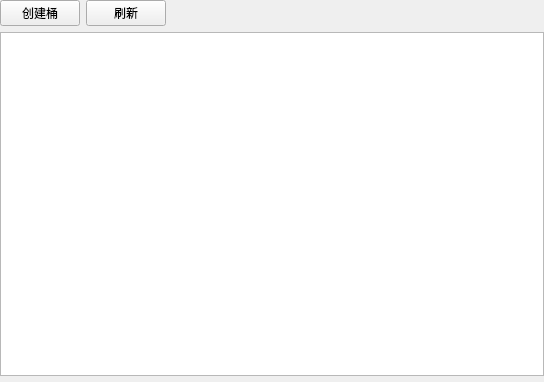
The window that cos/cosbrowser/src/fend/uimain/bucketstablewidget.ui (YuanAaron/cos_client) describes before a commit, drawn with Qt 5.
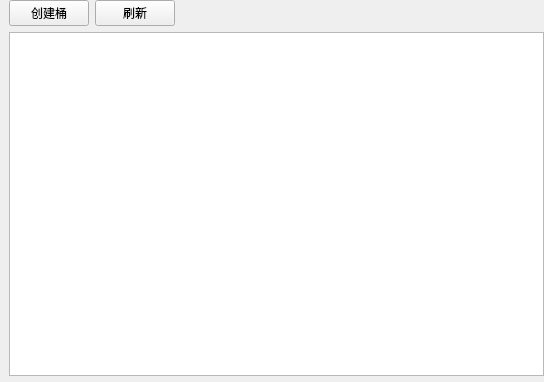
The same window after the commit. Custom widgets are drawn as their Qt base class.

```diff
--- a/cos/cosbrowser/src/fend/uimain/bucketstablewidget.ui
+++ b/cos/cosbrowser/src/fend/uimain/bucketstablewidget.ui
@@ -15,7 +15,7 @@
   </property>
   <layout class="QVBoxLayout" name="verticalLayout">
    <property name="leftMargin">
-    <number>0</number>
+    <number>9</number>
    </property>
    <property name="topMargin">
     <number>0</number>
```
